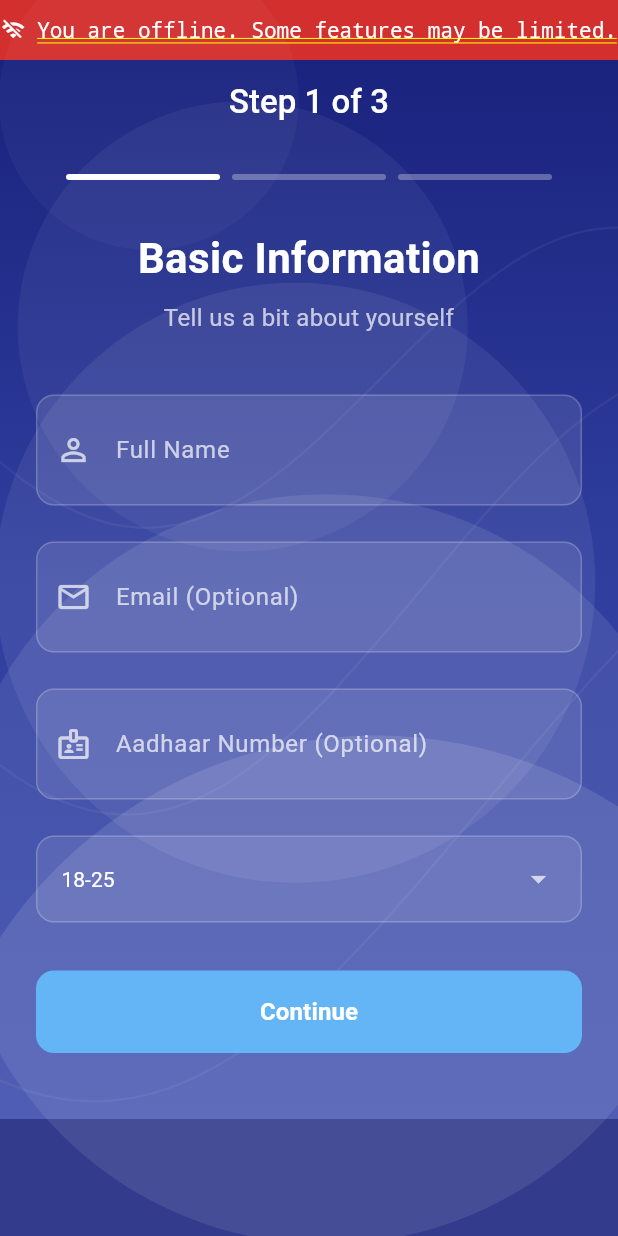
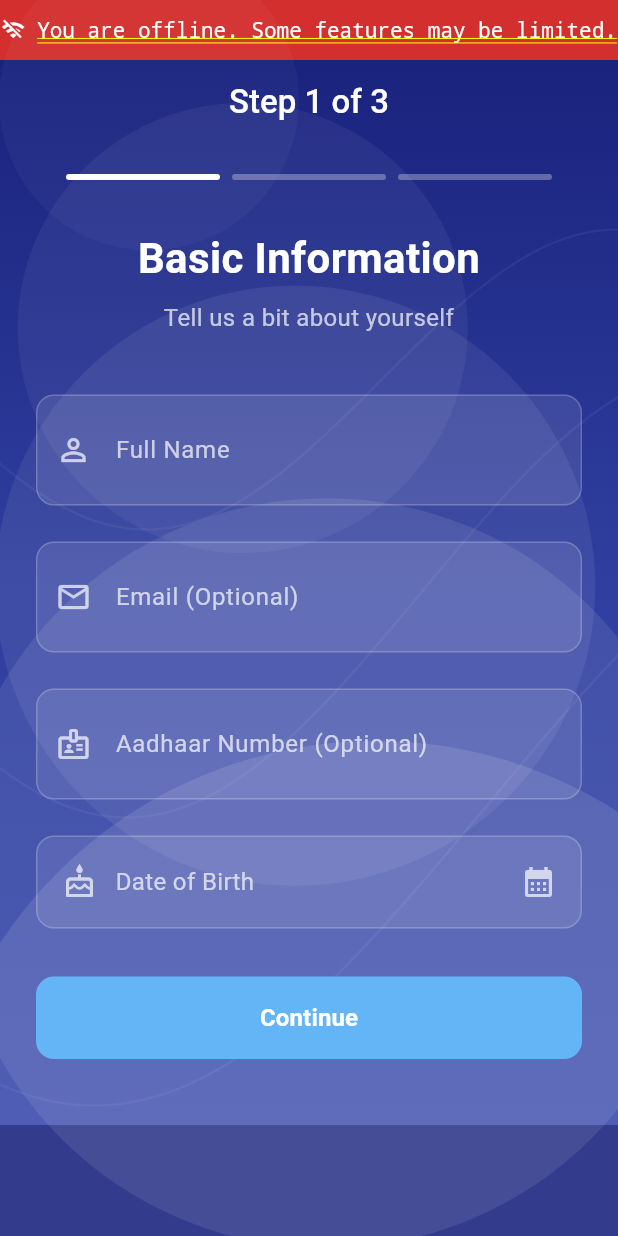
Before and after one commit to Azaruddin011/Train_Buddy_Application, a Flutter app: the ProfileCreationScreen screen opened directly with empty values, on a phone screen of 412 x 824 dp. Run offline on Flutter 3.47's test engine with Material 3 defaults, Android fonts, the phone set to English and light mode, and no system bars; our stand-ins replace flutter_secure_storage, image_picker; accounts and stored records are empty.

Commit message:
Replace ageGroup with DOB and exact age

```diff
--- a/mobile/lib/models/buddy_profile.dart
+++ b/mobile/lib/models/buddy_profile.dart
@@ -1,7 +1,7 @@
 class BuddyProfile {
   final String id;
   final String displayName;
-  final String ageGroup;
+  final int? age;
   final String gender;
   final List<String> languages;
   final String from;
@@ -10,7 +10,7 @@ class BuddyProfile {
   BuddyProfile({
     required this.id,
     required this.displayName,
-    required this.ageGroup,
+    required this.age,
     required this.gender,
     required this.languages,
     required this.from,
@@ -21,7 +21,7 @@ class BuddyProfile {
     return BuddyProfile(
       id: json['id'],
       displayName: json['displayName'],
-      ageGroup: json['ageGroup'],
+      age: (json['age'] is num) ? (json['age'] as num).toInt() : null,
       gender: json['gender'],
       languages: List<String>.from(json['languages']),
       from: json['from'],
--- a/mobile/lib/screens/buddy_match_screen.dart
+++ b/mobile/lib/screens/buddy_match_screen.dart
@@ -150,6 +150,8 @@ class _BuddyCard extends StatelessWidget {
 
   @override
   Widget build(BuildContext context) {
+    final ageText = (buddy.age != null) ? buddy.age.toString() : 'N/A';
+
     return Card(
       margin: const EdgeInsets.symmetric(vertical: 8.0),
       child: Padding(
@@ -176,7 +178,7 @@ class _BuddyCard extends StatelessWidget {
               style: Theme.of(context).textTheme.titleMedium,
             ),
             const SizedBox(height: 8),
-            Text('Age: ${buddy.ageGroup} • Gender: ${buddy.gender}'),
+            Text('Age: $ageText • Gender: ${buddy.gender}'),
             const SizedBox(height: 4),
             Text('Languages: ${buddy.languages.join(', ')}'),
             const SizedBox(height: 8),
--- a/mobile/lib/screens/profile_creation_screen.dart
+++ b/mobile/lib/screens/profile_creation_screen.dart
@@ -28,9 +28,7 @@ class _ProfileCreationScreenState extends State<ProfileCreationScreen> with Sing
   final _nameController = TextEditingController();
   final _emailController = TextEditingController();
   final _aadhaarController = TextEditingController();
-
-  String _selectedAgeGroup = '18-25';
-  final List<String> _ageGroups = ['Under 18', '18-25', '26-35', '36-50', 'Above 50'];
+  DateTime? _selectedDob;
 
   File? _profileImage;
   final _emergencyContactController = TextEditingController();
@@ -116,7 +114,7 @@ class _ProfileCreationScreenState extends State<ProfileCreationScreen> with Sing
         phoneNumber: widget.phoneNumber,
         name: _nameController.text,
         email: _emailController.text.isNotEmpty ? _emailController.text : null,
-        ageGroup: _selectedAgeGroup,
+        dob: _selectedDob,
         emergencyContact: _emergencyContactController.text,
         aadhaarNumber: _aadhaarController.text.isNotEmpty ? _aadhaarController.text : null,
       );
@@ -442,9 +440,17 @@ class _ProfileCreationScreenState extends State<ProfileCreationScreen> with Sing
           },
         ),
         const SizedBox(height: 24),
+        _buildDobPicker(),
+      ],
+    );
+  }
 
-        // Age group dropdown
-        Container(
+  Widget _buildDobPicker() {
+    final label = _selectedDob == null
+        ? 'Date of Birth'
+        : '${_selectedDob!.day.toString().padLeft(2, '0')}/${_selectedDob!.month.toString().padLeft(2, '0')}/${_selectedDob!.year}';
+
+    return Container(
       padding: const EdgeInsets.symmetric(horizontal: 16, vertical: 4),
       decoration: BoxDecoration(
         color: Colors.white.withOpacity(0.1),
@@ -454,34 +460,43 @@ class _ProfileCreationScreenState extends State<ProfileCreationScreen> with Sing
           width: 1,
         ),
       ),
-          child: DropdownButtonHideUnderline(
-            child: DropdownButton<String>(
-              value: _selectedAgeGroup,
-              icon: Icon(Icons.arrow_drop_down, color: Colors.white.withOpacity(0.7)),
-              iconSize: 24,
-              elevation: 16,
-              dropdownColor: const Color(0xFF303F9F),
-              style: const TextStyle(color: Colors.white),
-              isExpanded: true,
-              hint: Text(
-                'Select Age Group',
-                style: TextStyle(color: Colors.white.withOpacity(0.7)),
-              ),
-              onChanged: (String? newValue) {
+      child: InkWell(
+        onTap: () async {
+          final now = DateTime.now();
+          final picked = await showDatePicker(
+            context: context,
+            initialDate: _selectedDob ?? DateTime(now.year - 22, now.month, now.day),
+            firstDate: DateTime(1900, 1, 1),
+            lastDate: now,
+          );
+
+          if (picked != null) {
             setState(() {
-                  _selectedAgeGroup = newValue!;
+              _selectedDob = picked;
             });
+          }
         },
-              items: _ageGroups.map<DropdownMenuItem<String>>((String value) {
-                return DropdownMenuItem<String>(
-                  value: value,
-                  child: Text(value),
-                );
-              }).toList(),
+        borderRadius: BorderRadius.circular(12),
+        child: Padding(
+          padding: const EdgeInsets.symmetric(vertical: 14),
+          child: Row(
+            children: [
+              Icon(Icons.cake_outlined, color: Colors.white.withOpacity(0.7)),
+              const SizedBox(width: 12),
+              Expanded(
+                child: Text(
+                  label,
+                  style: TextStyle(
+                    color: _selectedDob == null ? Colors.white.withOpacity(0.7) : Colors.white,
+                    fontSize: 16,
                   ),
                 ),
               ),
+              Icon(Icons.calendar_month, color: Colors.white.withOpacity(0.7)),
             ],
+          ),
+        ),
+      ),
     );
   }
 
--- a/mobile/lib/services/user_service.dart
+++ b/mobile/lib/services/user_service.dart
@@ -16,6 +16,7 @@ class UserService {
     String? phoneNumber,
     String? name,
     String? email,
+    DateTime? dob,
     String? ageGroup,
     String? emergencyContact,
     String? aadhaarNumber,
@@ -26,6 +27,7 @@ class UserService {
         if (phoneNumber != null) 'phoneNumber': phoneNumber,
         if (name != null) 'name': name,
         if (email != null) 'email': email,
+        if (dob != null) 'dob': dob.toIso8601String(),
         if (ageGroup != null) 'ageGroup': ageGroup,
         if (emergencyContact != null) 'emergencyContact': emergencyContact,
         if (aadhaarNumber != null) 'aadhaarNumber': aadhaarNumber,
```
Also changed, not shown: mobile/lib/screens/profile_screen.dart (+42 -21 lines), 5 other files. Lines whose indentation alone changed are shown as unchanged.
